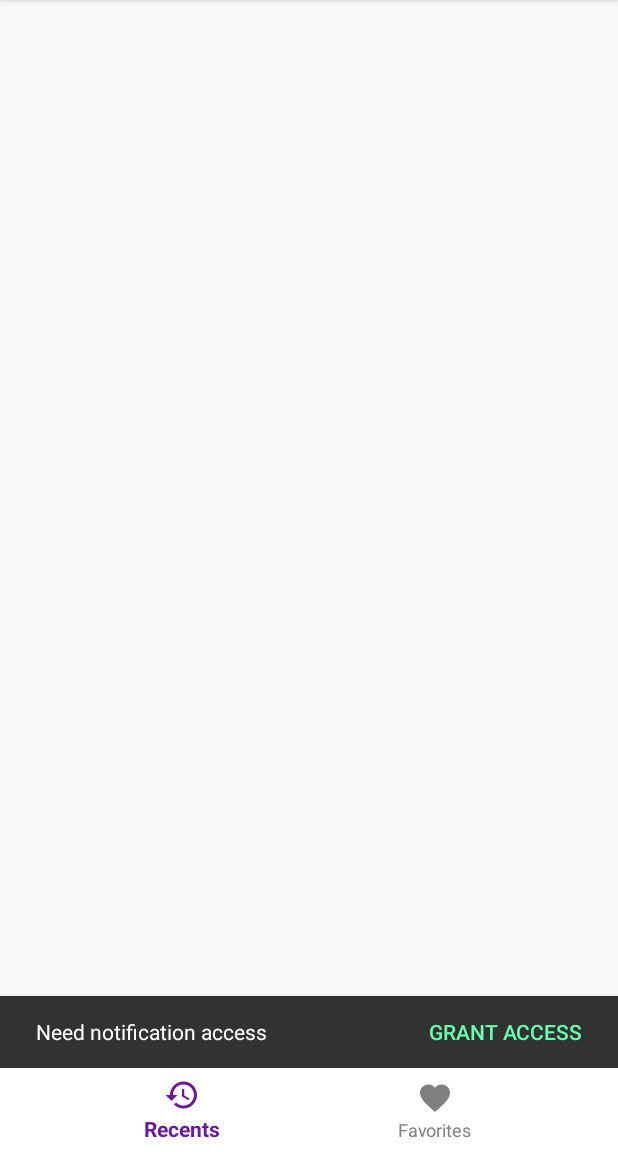
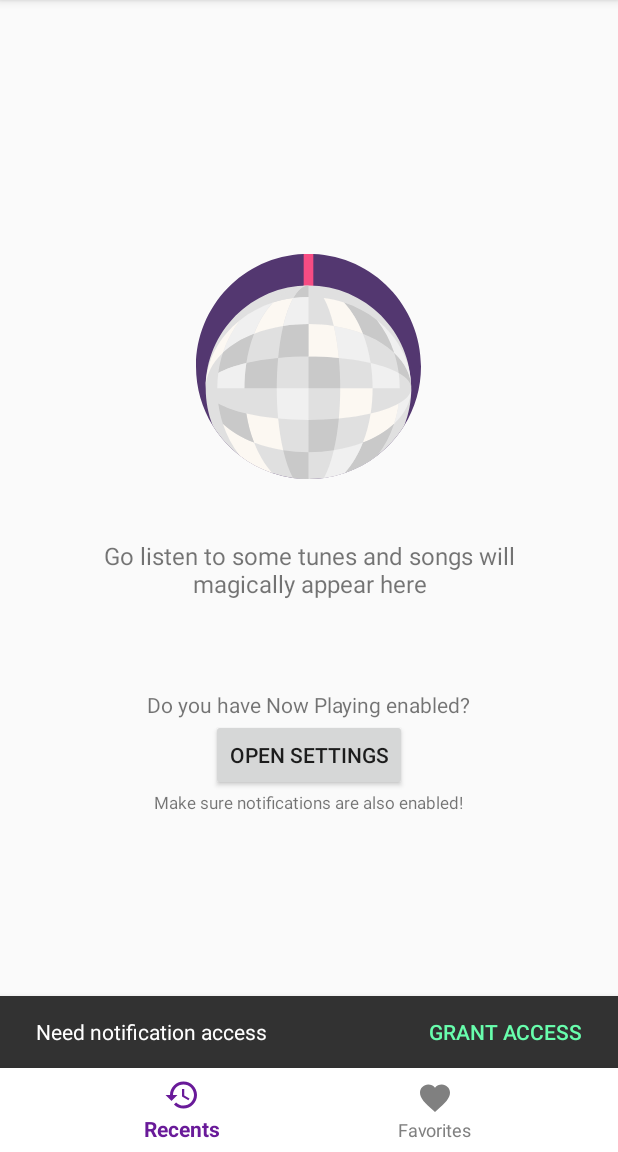
Before and after one commit to gitanuj/nowplayinghistory, an Android app: the ListFragment screen opened directly, with no data from a screen before it, on a phone screen of 412 x 824 dp, the part 84-1236 px from its top. Run offline under Robolectric (Android 15) with nearby library versions, the phone set to English and light mode, and no system bars; our stand-ins replace Room's generated code.

Commit message:
Add data binding & empty view

```diff
--- a/app/build.gradle
+++ b/app/build.gradle
@@ -21,6 +21,9 @@ android {
         targetCompatibility 1.8
         sourceCompatibility 1.8
     }
+    dataBinding {
+        enabled = true
+    }
 }
 
 dependencies {
--- a/app/src/main/java/com/tanuj/nowplayinghistory/Utils.java
+++ b/app/src/main/java/com/tanuj/nowplayinghistory/Utils.java
@@ -16,6 +16,8 @@ import android.support.v4.content.ContextCompat;
 import android.text.TextUtils;
 import android.text.format.DateUtils;
 import android.util.TypedValue;
+
+import java.util.Collection;
 
 public class Utils {
 
@@ -140,4 +142,14 @@ public class Utils {
     public static boolean isLocationAccessGranted() {
         return ContextCompat.checkSelfPermission(App.getContext(), Manifest.permission.ACCESS_FINE_LOCATION) == PackageManager.PERMISSION_GRANTED;
     }
+
+    public static void launchNowPlayingSettings() {
+        Intent intent = new Intent();
+        intent.setComponent(new ComponentName("com.google.intelligence.sense", "com.google.intelligence.sense.ambientmusic.AmbientMusicSettingsActivity"));
+        App.getContext().startActivity(intent);
+    }
+
+    public static boolean isEmpty(Collection collection) {
+        return collection == null || collection.isEmpty();
+    }
 }
--- a/app/src/main/java/com/tanuj/nowplayinghistory/activities/MainActivity.java
+++ b/app/src/main/java/com/tanuj/nowplayinghistory/activities/MainActivity.java
@@ -28,6 +28,7 @@ public class MainActivity extends AppCompatActivity implements BottomNavigationV
     private boolean showMap = false;
     private Filter filter = Filter.All;
     private boolean showFavorites;
+    private Menu menu;
 
     @Override
     protected void onCreate(Bundle savedInstanceState) {
@@ -44,26 +45,88 @@ public class MainActivity extends AppCompatActivity implements BottomNavigationV
         switch (item.getItemId()) {
             case R.id.action_recents:
                 showFavorites = false;
-                navigateToSongsFragment();
+                showMap = false;
+                navigate(ListFragment.newInstance(false, getMinTimestamp()));
                 break;
             case R.id.action_favorites:
                 showFavorites = true;
-                navigateToSongsFragment();
+                showMap = false;
+                navigate(ListFragment.newInstance(true, getMinTimestamp()));
                 break;
         }
+
+        updateActionBarMenu();
         return true;
     }
 
     @Override
     public boolean onCreateOptionsMenu(Menu menu) {
         getMenuInflater().inflate(R.menu.top_bar_menu, menu);
+        this.menu = menu;
         return true;
     }
 
     @Override
     public boolean onPrepareOptionsMenu(Menu menu) {
-        // Set the checked state for menu
+        updateActionBarMenu();
+        return true;
+    }
+
+    @Override
+    public boolean onOptionsItemSelected(MenuItem item) {
+        switch (item.getItemId()) {
+            case R.id.action_show_map:
+                showMap = !item.isChecked();
+                navigateToSongsFragment();
+                break;
+            case R.id.action_filter_all:
+                filter = Filter.All;
+                navigateToSongsFragment();
+                break;
+            case R.id.action_filter_last_24_hrs:
+                filter = Filter.Last24Hrs;
+                navigateToSongsFragment();
+                break;
+            case R.id.action_filter_last_7_days:
+                filter = Filter.Last7Days;
+                navigateToSongsFragment();
+                break;
+            case R.id.action_filter_last_30_days:
+                filter = Filter.Last30Days;
+                navigateToSongsFragment();
+                break;
+        }
+
+        updateActionBarMenu();
+        return true;
+    }
+
+    private void navigate(Fragment fragment) {
+        FragmentManager fragmentManager = getSupportFragmentManager();
+        FragmentTransaction fragmentTransaction = fragmentManager.beginTransaction();
+        fragmentTransaction.replace(R.id.container, fragment);
+        fragmentTransaction.commit();
+    }
+
+    private void navigateToSongsFragment() {
+        Fragment fragment;
+        if (showMap) {
+            fragment = MapFragment.newInstance(showFavorites, getMinTimestamp());
+        } else {
+            fragment = ListFragment.newInstance(showFavorites, getMinTimestamp());
+        }
+
+        navigate(fragment);
+    }
+
+    private void updateActionBarMenu() {
+        if (menu == null) {
+            return;
+        }
+
         menu.findItem(R.id.action_show_map).setChecked(showMap);
+        menu.findItem(R.id.action_show_map).setIcon(showMap ? R.drawable.ic_list : R.drawable.ic_map);
+
         switch (filter) {
             case All:
                 menu.findItem(R.id.action_filter_all).setChecked(true);
@@ -78,54 +141,6 @@ public class MainActivity extends AppCompatActivity implements BottomNavigationV
                 menu.findItem(R.id.action_filter_last_30_days).setChecked(true);
                 break;
         }
-        return true;
-    }
-
-    @Override
-    public boolean onOptionsItemSelected(MenuItem item) {
-        switch (item.getItemId()) {
-            case R.id.action_show_map:
-                item.setChecked(!item.isChecked());
-                showMap = item.isChecked();
-                item.setIcon(showMap ? R.drawable.ic_list : R.drawable.ic_map);
-                navigateToSongsFragment();
-                break;
-            case R.id.action_filter_all:
-                filter = Filter.All;
-                item.setChecked(true);
-                navigateToSongsFragment();
-                break;
-            case R.id.action_filter_last_24_hrs:
-                filter = Filter.Last24Hrs;
-                item.setChecked(true);
-                navigateToSongsFragment();
-                break;
-            case R.id.action_filter_last_7_days:
-                filter = Filter.Last7Days;
-                item.setChecked(true);
-                navigateToSongsFragment();
-                break;
-            case R.id.action_filter_last_30_days:
-                filter = Filter.Last30Days;
-                item.setChecked(true);
-                navigateToSongsFragment();
-                break;
-        }
-        return true;
-    }
-
-    private void navigateToSongsFragment() {
-        Fragment fragment;
-        if (showMap) {
-            fragment = MapFragment.newInstance(showFavorites, getMinTimestamp());
-        } else {
-            fragment = ListFragment.newInstance(showFavorites, getMinTimestamp());
-        }
-
-        FragmentManager fragmentManager = getSupportFragmentManager();
-        FragmentTransaction fragmentTransaction = fragmentManager.beginTransaction();
-        fragmentTransaction.replace(R.id.container, fragment);
-        fragmentTransaction.commit();
     }
 
     private long getMinTimestamp() {
--- a/app/src/main/java/com/tanuj/nowplayinghistory/adapters/SongsAdapter.java
+++ b/app/src/main/java/com/tanuj/nowplayinghistory/adapters/SongsAdapter.java
@@ -1,14 +1,15 @@
 package com.tanuj.nowplayinghistory.adapters;
 
+import android.databinding.DataBindingUtil;
 import android.support.annotation.NonNull;
 import android.support.v7.widget.RecyclerView;
 import android.view.LayoutInflater;
 import android.view.View;
 import android.view.ViewGroup;
-import android.widget.TextView;
 
 import com.tanuj.nowplayinghistory.R;
 import com.tanuj.nowplayinghistory.Utils;
+import com.tanuj.nowplayinghistory.databinding.SongInfoBinding;
 import com.tanuj.nowplayinghistory.persistence.FavSong;
 import com.tanuj.nowplayinghistory.persistence.Song;
 
@@ -18,29 +19,16 @@ public class SongsAdapter extends RecyclerView.Adapter<SongsAdapter.ViewHolder>
 
     private List<Song> songs;
 
-    public static class ViewHolder extends RecyclerView.ViewHolder implements View.OnClickListener {
-        private View view;
-        private Song song;
-        private TextView titleTv;
-        private TextView timeTv;
+    public static class ViewHolder extends RecyclerView.ViewHolder {
+        public SongInfoBinding binding;
 
-        public ViewHolder(View v) {
-            super(v);
-            view = v;
-            titleTv = v.findViewById(R.id.title);
-            timeTv = v.findViewById(R.id.time);
+        public ViewHolder(SongInfoBinding binding) {
+            super(binding.getRoot());
+            this.binding = binding;
         }
 
-        public void bind(Song song) {
-            this.song = song;
-            view.setOnClickListener(this);
-            titleTv.setText(song.getSongText());
-            timeTv.setText(Utils.getTimestampString(song.getTimestamp()));
-        }
-
-        @Override
-        public void onClick(View view) {
-            Utils.launchMusicApp(song.getSongText());
+        public void onSongClick(View view) {
+            Utils.launchMusicApp(binding.getSong().getSongText());
         }
     }
 
@@ -62,13 +50,15 @@ public class SongsAdapter extends RecyclerView.Adapter<SongsAdapter.ViewHolder>
 
     @Override
     public ViewHolder onCreateViewHolder(ViewGroup parent, int viewType) {
-        View view = LayoutInflater.from(parent.getContext()).inflate(R.layout.song_info, parent, false);
-        return new ViewHolder(view);
+        SongInfoBinding binding = DataBindingUtil.inflate(LayoutInflater.from(parent.getContext()), R.layout.song_info, parent, false);
+        return new ViewHolder(binding);
     }
 
     @Override
     public void onBindViewHolder(ViewHolder holder, int position) {
-        holder.bind(songs.get(position));
+        holder.binding.setSong(songs.get(position));
+        holder.binding.setListener(holder);
+        holder.binding.executePendingBindings();
     }
 
     @Override
--- /dev/null
+++ b/app/src/main/java/com/tanuj/nowplayinghistory/fragments/EmptyFragment.java
@@ -0,0 +1,23 @@
+package com.tanuj.nowplayinghistory.fragments;
+
+import android.os.Bundle;
+import android.support.annotation.NonNull;
+import android.support.annotation.Nullable;
+import android.support.v4.app.Fragment;
+import android.view.LayoutInflater;
+import android.view.View;
+import android.view.ViewGroup;
+
+import com.tanuj.nowplayinghistory.R;
+import com.tanuj.nowplayinghistory.Utils;
+
+public class EmptyFragment extends Fragment {
+
+    @Nullable
+    @Override
+    public View onCreateView(@NonNull LayoutInflater inflater, @Nullable ViewGroup container, @Nullable Bundle savedInstanceState) {
+        View view = inflater.inflate(R.layout.empty_state, container, false);
+        view.findViewById(R.id.launch_now_playing_settings).setOnClickListener(v -> Utils.launchNowPlayingSettings());
+        return view;
+    }
+}
--- a/app/src/main/java/com/tanuj/nowplayinghistory/fragments/ListFragment.java
+++ b/app/src/main/java/com/tanuj/nowplayinghistory/fragments/ListFragment.java
@@ -31,6 +31,7 @@ public class ListFragment extends Fragment {
     private static final String EXTRA_SHOW_FAVORITES = "show_favorites";
     private static final String EXTRA_MIN_TIMESTAMP = "min_timestamp";
 
+    private View emptyView;
     private boolean showFavorites;
     private long minTimestamp;
     private SongsAdapter songsAdapter;
@@ -73,6 +74,7 @@ public class ListFragment extends Fragment {
                 .setAction("Grant access", v -> startActivity(new Intent(Settings.ACTION_NOTIFICATION_LISTENER_SETTINGS)));
 
         View view = inflater.inflate(R.layout.list_songs, container, false);
+        emptyView = view.findViewById(R.id.empty_view);
         RecyclerView recyclerView = view.findViewById(R.id.recycler_view);
         recyclerView.setHasFixedSize(true);
         recyclerView.setLayoutManager(new LinearLayoutManager(getContext()) {
@@ -107,6 +109,7 @@ public class ListFragment extends Fragment {
             if (songs != null) {
                 songsAdapter.setSongsData(songs);
             }
+            setEmptyViewVisibility(Utils.isEmpty(songs));
         });
     }
 
@@ -117,6 +120,7 @@ public class ListFragment extends Fragment {
             if (favSongs != null) {
                 songsAdapter.setFavSongsData(favSongs);
             }
+            setEmptyViewVisibility(Utils.isEmpty(favSongs));
         });
     }
 
@@ -129,4 +133,14 @@ public class ListFragment extends Fragment {
         }
         new ItemTouchHelper(callback).attachToRecyclerView(recyclerView);
     }
+
+    private void setEmptyViewVisibility(boolean visible) {
+        if (emptyView != null) {
+            if (visible) {
+                emptyView.setVisibility(View.VISIBLE);
+            } else {
+                emptyView.setVisibility(View.INVISIBLE);
+            }
+        }
+    }
 }
--- a/app/src/main/java/com/tanuj/nowplayinghistory/persistence/Song.java
+++ b/app/src/main/java/com/tanuj/nowplayinghistory/persistence/Song.java
@@ -2,6 +2,8 @@ package com.tanuj.nowplayinghistory.persistence;
 
 import android.arch.persistence.room.Entity;
 import android.arch.persistence.room.PrimaryKey;
+
+import com.tanuj.nowplayinghistory.Utils;
 
 @Entity(tableName = "songs")
 public class Song {
@@ -18,6 +20,10 @@ public class Song {
 
     public long getTimestamp() {
         return timestamp;
+    }
+
+    public String getTimestampText() {
+        return Utils.getTimestampString(timestamp);
     }
 
     public String getSongText() {
--- /dev/null
+++ b/app/src/main/res/drawable/mirror_ball.xml
@@ -0,0 +1,149 @@
+<?xml version="1.0" encoding="utf-8"?>
+<vector xmlns:android="http://schemas.android.com/apk/res/android"
+    android:width="512dp"
+    android:height="512dp"
+    android:viewportWidth="512"
+    android:viewportHeight="512">
+
+    <path
+        android:fillColor="#533770"
+        android:pathData="M512,256c0,49.204-13.887,95.18-37.951,134.196c-16.071,26.06-36.686,49.016-60.74,67.783
+c-22.298,17.398-47.553,31.18-74.888,40.469c-15.141,5.141-30.908,8.902-47.167,11.139C279.73,511.185,267.964,512,256,512
+s-23.73-0.825-35.265-2.414c-16.259-2.236-32.026-5.998-47.167-11.149c-27.345-9.289-52.6-23.082-74.909-40.49
+c-24.054-18.756-44.669-41.723-60.729-67.793C13.876,351.148,0,305.194,0,256C0,118.293,108.732,5.977,245.029,0.24
+C248.665,0.073,252.322,0,256,0c3.678,0,7.335,0.073,10.971,0.24C403.268,5.977,512,118.293,512,256z" />
+    <path
+        android:fillColor="#F74C83"
+        android:pathData="M266.971,0.24v103.487h-21.943V0.24C248.665,0.073,252.322,0,256,0
+C259.678,0,263.335,0.073,266.971,0.24z" />
+    <path
+        android:fillColor="#E0E0E0"
+        android:pathData="M489.879,305.424c0,29.895-5.611,58.483-15.83,84.773c-16.071,26.06-36.686,49.016-60.74,67.783
+c-22.298,17.398-47.553,31.18-74.888,40.469c-15.141,5.141-30.908,8.902-47.167,11.139C279.73,511.185,267.964,512,256,512
+s-23.73-0.825-35.265-2.414c-16.259-2.236-32.026-5.998-47.167-11.149c-27.345-9.289-52.6-23.082-74.909-40.49
+c-24.054-18.756-44.669-41.723-60.729-67.793c-10.219-26.279-15.82-54.847-15.82-84.731c0-129.17,104.709-233.89,233.89-233.89
+C385.17,71.534,489.879,176.253,489.879,305.424z" />
+    <path
+        android:fillColor="#C9C9C9"
+        android:pathData="M256,71.534v26.363c-11.776,0-23.353,0.773-34.659,2.267C231.633,81.91,243.44,71.534,256,71.534z" />
+    <path
+        android:fillColor="#FCF8F2"
+        android:pathData="M221.341,100.164c-8.944,15.872-16.739,37.689-22.873,63.822
+c-23.751,3.751-46.049,9.759-66.267,17.638c11.034-28.306,25.746-52.558,43.05-71.032
+C189.973,105.785,205.396,102.264,221.341,100.164z" />
+    <path
+        android:fillColor="#F0F0F0"
+        android:pathData="M463.527,305.424h-61.649c0-19.853-1.546-39.121-4.451-57.522
+c26.133,6.134,47.961,13.928,63.833,22.873C462.754,282.081,463.527,293.648,463.527,305.424z" />
+    <path
+        android:fillColor="#C9C9C9"
+        android:pathData="M489.879,305.424c0-12.56-10.376-24.367-28.62-34.649c-2.09-15.945-5.622-31.357-10.428-46.08
+C475.502,247.808,489.879,275.571,489.879,305.424z" />
+    <path
+        android:fillColor="#F0F0F0"
+        android:pathData="M461.26,340.072c18.244-10.282,28.62-22.089,28.62-34.649c0,29.853-14.378,57.616-39.048,80.729
+C455.638,371.43,459.17,356.018,461.26,340.072z" />
+    <path
+        android:fillColor="#F0F0F0"
+        android:pathData="M489.879,305.424c0-29.853-14.378-57.616-39.048-80.729c-9.028-27.658-22.549-52.861-39.581-74.48
+C459.483,188.228,489.879,243.67,489.879,305.424z" />
+    <path
+        android:fillColor="#FCF8F2"
+        android:pathData="M461.26,340.072c-2.09,15.945-5.622,31.357-10.428,46.08c-18.474,17.314-42.726,32.026-71.043,43.071
+c7.889-20.229,13.897-42.527,17.638-66.278C423.56,356.812,445.388,349.017,461.26,340.072z" />
+    <path
+        android:fillColor="#C9C9C9"
+        android:pathData="M450.832,224.695c-18.474-17.314-42.726-32.026-71.043-43.071
+c-11.034-28.306-25.746-52.558-43.05-71.032c27.669,9.038,52.882,22.57,74.512,39.623
+C428.283,171.833,441.804,197.036,450.832,224.695z" />
+    <path
+        android:fillColor="#C9C9C9"
+        android:pathData="M450.832,386.152c-8.662,26.54-21.462,50.813-37.522,71.826
+c-22.298,17.398-47.553,31.18-74.888,40.469c16.572-18.244,30.689-41.838,41.367-69.224
+C408.106,418.179,432.358,403.466,450.832,386.152z" />
+    <path
+        android:fillColor="#FCF8F2"
+        android:pathData="M328.213,305.424h73.665c0,19.853-1.546,39.121-4.451,57.522
+c-21.525,5.057-45.965,8.986-72.411,11.504C327.095,352.632,328.213,329.456,328.213,305.424z" />
+    <path
+        android:fillColor="#F0F0F0"
+        android:pathData="M379.789,181.624c7.889,20.229,13.897,42.527,17.638,66.278
+c-21.525-5.057-45.965-8.986-72.411-11.504c-2.518-26.446-6.437-50.887-11.494-72.411
+C337.272,167.737,359.57,173.746,379.789,181.624z" />
+    <path
+        android:fillColor="#FCF8F2"
+        android:pathData="M336.739,110.592c17.304,18.474,32.016,42.726,43.05,71.032
+c-20.219-7.879-42.517-13.887-66.267-17.638c-6.134-26.133-13.928-47.95-22.873-63.822
+C306.594,102.264,322.017,105.785,336.739,110.592z" />
+    <path
+        android:fillColor="#F0F0F0"
+        android:pathData="M379.789,429.223c-10.679,27.387-24.795,50.981-41.367,69.224
+c-15.141,5.141-30.908,8.902-47.167,11.139c8.694-15.768,16.269-37.188,22.267-62.725
+C337.272,443.11,359.57,437.102,379.789,429.223z" />
+    <path
+        android:fillColor="#C9C9C9"
+        android:pathData="M328.213,305.424H256V233.2c24.022,0,47.198,1.118,69.015,3.197
+C327.095,258.215,328.213,281.391,328.213,305.424z" />
+    <path
+        android:fillColor="#FCF8F2"
+        android:pathData="M313.522,163.986c5.057,21.525,8.976,45.965,11.494,72.411c-21.817-2.079-44.993-3.197-69.016-3.197
+v-73.655C275.853,159.545,295.121,161.092,313.522,163.986z" />
+    <path
+        android:fillColor="#C9C9C9"
+        android:pathData="M325.015,374.45c-2.518,26.446-6.437,50.887-11.494,72.411c-18.401,2.894-37.669,4.441-57.522,4.441
+v-73.655C280.022,377.647,303.198,376.529,325.015,374.45z" />
+    <path
+        android:fillColor="#C9C9C9"
+        android:pathData="M256,451.302V512c-11.964,0-23.73-0.825-35.265-2.414c-8.694-15.768-16.269-37.188-22.267-62.725
+C216.879,449.755,236.147,451.302,256,451.302z" />
+    <path
+        android:fillColor="#F0F0F0"
+        android:pathData="M256,305.424v72.223c-24.033,0-47.208-1.118-69.026-3.197c-2.079-21.817-3.197-44.993-3.197-69.026
+H256z" />
+    <path
+        android:fillColor="#C9C9C9"
+        android:pathData="M256,159.545V233.2c-24.033,0-47.208,1.118-69.026,3.197c2.518-26.446,6.447-50.887,11.494-72.411
+C216.879,161.092,236.147,159.545,256,159.545z" />
+    <path
+        android:fillColor="#F0F0F0"
+        android:pathData="M256,97.896v61.649c-19.853,0-39.121,1.546-57.532,4.441c6.134-26.133,13.928-47.95,22.873-63.822
+C232.647,98.67,244.224,97.896,256,97.896z" />
+    <path
+        android:fillColor="#E0E0E0"
+        android:pathData="M256,71.534c-12.56,0-24.367,10.376-34.659,28.63c-15.945,2.1-31.368,5.622-46.09,10.428
+C198.374,85.912,226.137,71.534,256,71.534z" />
+    <path
+        android:fillColor="#FCF8F2"
+        android:pathData="M186.974,374.45c2.518,26.446,6.447,50.887,11.494,72.411c-23.751-3.751-46.049-9.759-66.267-17.638
+c-7.889-20.229-13.897-42.527-17.638-66.278C136.088,368.003,160.528,371.931,186.974,374.45z" />
+    <path
+        android:fillColor="#C9C9C9"
+        android:pathData="M186.974,236.398c-2.079,21.817-3.197,44.993-3.197,69.026h-73.665
+c0-19.853,1.546-39.121,4.451-57.522C136.088,242.845,160.528,238.916,186.974,236.398z" />
+    <path
+        android:fillColor="#F0F0F0"
+        android:pathData="M175.25,110.592c-17.303,18.474-32.016,42.726-43.05,71.032
+c-28.317,11.045-52.569,25.757-71.043,43.071c9.028-27.669,22.57-52.882,39.602-74.512
+C122.378,133.162,147.581,119.62,175.25,110.592z" />
+    <path
+        android:fillColor="#FCF8F2"
+        android:pathData="M173.568,498.437c-27.345-9.289-52.6-23.082-74.909-40.49c-16.05-21.013-28.85-45.275-37.501-71.795
+c18.474,17.314,42.726,32.026,71.043,43.071C142.879,456.61,156.996,480.204,173.568,498.437z" />
+    <path
+        android:fillColor="#C9C9C9"
+        android:pathData="M132.2,181.624c-7.889,20.229-13.897,42.527-17.638,66.278
+c-26.133,6.134-47.961,13.929-63.833,22.873c2.1-15.945,5.622-31.357,10.428-46.08C79.632,207.381,103.884,192.669,132.2,181.624z" />
+    <path
+        android:fillColor="#C9C9C9"
+        android:pathData="M114.563,362.945c3.741,23.751,9.749,46.049,17.638,66.278
+c-28.317-11.045-52.569-25.757-71.043-43.071c-4.807-14.723-8.328-30.135-10.428-46.08
+C66.602,349.017,88.43,356.812,114.563,362.945z" />
+    <path
+        android:fillColor="#F0F0F0"
+        android:pathData="M114.563,247.902c-2.905,18.401-4.451,37.669-4.451,57.522H48.462
+c0-11.776,0.773-23.343,2.267-34.649C66.602,261.831,88.43,254.036,114.563,247.902z" />
+    <path
+        android:fillColor="#FCF8F2"
+        android:pathData="M22.11,305.424c0-61.753,30.396-117.217,78.649-155.24c-17.032,21.629-30.574,46.843-39.602,74.512
+C36.488,247.808,22.11,275.571,22.11,305.424z" />
+</vector>
--- /dev/null
+++ b/app/src/main/res/layout/empty_state.xml
@@ -0,0 +1,39 @@
+<?xml version="1.0" encoding="utf-8"?>
+<LinearLayout xmlns:android="http://schemas.android.com/apk/res/android"
+    android:layout_width="match_parent"
+    android:layout_height="match_parent"
+    android:gravity="center"
+    android:orientation="vertical">
+
+    <ImageView
+        android:layout_width="150dp"
+        android:layout_height="150dp"
+        android:src="@drawable/mirror_ball" />
+
+    <TextView
+        android:layout_width="wrap_content"
+        android:layout_height="wrap_content"
+        android:layout_margin="40dp"
+        android:gravity="center"
+        android:text="Go listen to some tunes and songs will magically appear here"
+        android:textSize="16sp" />
+
+    <TextView
+        android:layout_width="wrap_content"
+        android:layout_height="wrap_content"
+        android:layout_marginTop="20dp"
+        android:text="Do you have Now Playing enabled?" />
+
+    <Button
+        android:id="@+id/launch_now_playing_settings"
+        android:layout_width="wrap_content"
+        android:layout_height="wrap_content"
+        android:text="Open Settings" />
+
+    <TextView
+        android:layout_width="wrap_content"
+        android:layout_height="wrap_content"
+        android:text="Make sure notifications are also enabled!"
+        android:textSize="11sp" />
+
+</LinearLayout>
--- a/app/src/main/res/layout/list_songs.xml
+++ b/app/src/main/res/layout/list_songs.xml
@@ -1,5 +1,24 @@
 <?xml version="1.0" encoding="utf-8"?>
-<android.support.v7.widget.RecyclerView xmlns:android="http://schemas.android.com/apk/res/android"
-    android:id="@+id/recycler_view"
+<FrameLayout xmlns:android="http://schemas.android.com/apk/res/android"
     android:layout_width="match_parent"
-    android:layout_height="match_parent" />
+    android:layout_height="match_parent">
+
+    <FrameLayout
+        android:id="@+id/empty_view"
+        android:layout_width="match_parent"
+        android:layout_height="match_parent"
+        android:visibility="gone">
+
+        <fragment
+            android:name="com.tanuj.nowplayinghistory.fragments.EmptyFragment"
+            android:layout_width="match_parent"
+            android:layout_height="match_parent" />
+
+    </FrameLayout>
+
+    <android.support.v7.widget.RecyclerView
+        android:id="@+id/recycler_view"
+        android:layout_width="match_parent"
+        android:layout_height="wrap_content" />
+
+</FrameLayout>
--- a/app/src/main/res/layout/song_info.xml
+++ b/app/src/main/res/layout/song_info.xml
@@ -1,10 +1,24 @@
 <?xml version="1.0" encoding="utf-8"?>
-<LinearLayout xmlns:android="http://schemas.android.com/apk/res/android"
+<layout xmlns:android="http://schemas.android.com/apk/res/android">
+
+    <data>
+
+        <variable
+            name="song"
+            type="com.tanuj.nowplayinghistory.persistence.Song" />
+
+        <variable
+            name="listener"
+            type="com.tanuj.nowplayinghistory.adapters.SongsAdapter.ViewHolder" />
+    </data>
+
+    <LinearLayout
         android:layout_width="match_parent"
         android:layout_height="72dp"
         android:background="@android:color/white"
         android:foreground="?android:attr/selectableItemBackground"
         android:gravity="center_vertical"
+        android:onClick="@{listener::onSongClick}"
         android:orientation="horizontal"
         android:paddingHorizontal="16dp"
         android:paddingVertical="8dp">
@@ -13,7 +27,7 @@
             android:id="@+id/play_icon"
             android:layout_width="40dp"
             android:layout_height="40dp"
-        android:layout_marginRight="16dp"
+            android:layout_marginEnd="16dp"
             android:src="@drawable/ic_play_circle_outline"
             android:tint="@color/colorPrimary" />
 
@@ -23,16 +37,17 @@
             android:layout_height="wrap_content"
             android:layout_weight="1"
             android:maxLines="2"
-        android:text="Song"
+            android:text="@{song.songText}"
             android:textSize="16sp" />
 
         <TextView
             android:id="@+id/time"
             android:layout_width="wrap_content"
             android:layout_height="wrap_content"
-        android:layout_marginLeft="8dp"
+            android:layout_marginStart="8dp"
             android:maxLines="1"
-        android:text="3 secs ago"
+            android:text="@{song.timestampText}"
             android:textSize="10sp" />
 
     </LinearLayout>
+</layout>
```
Lines whose indentation alone changed are shown as unchanged.
